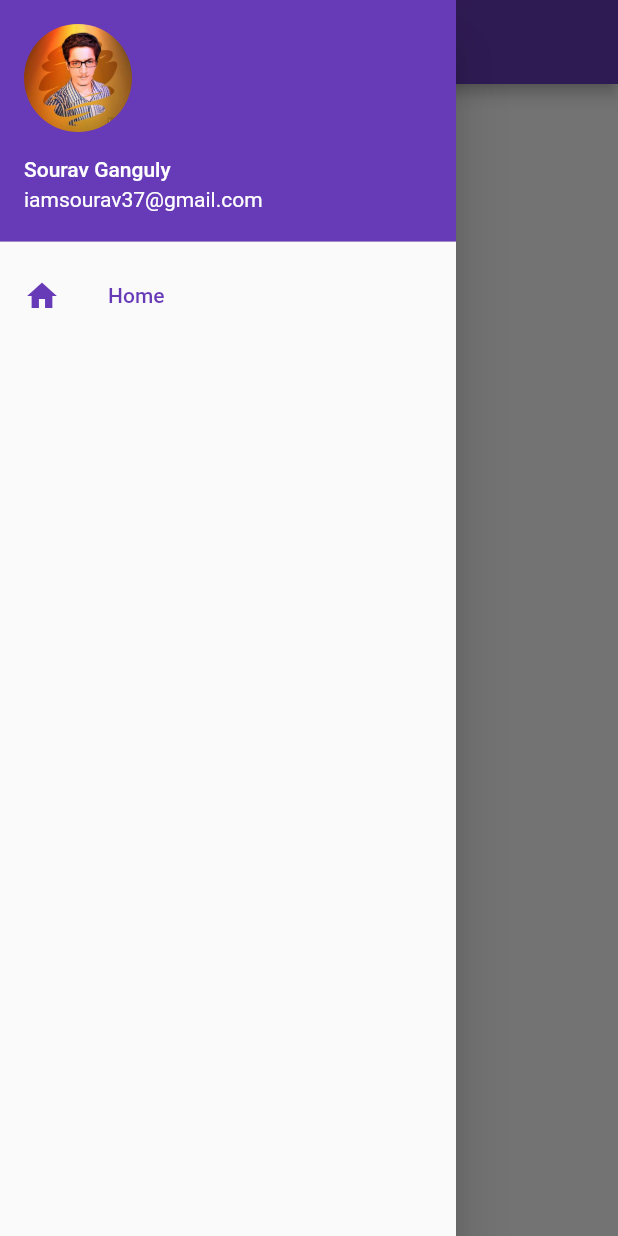
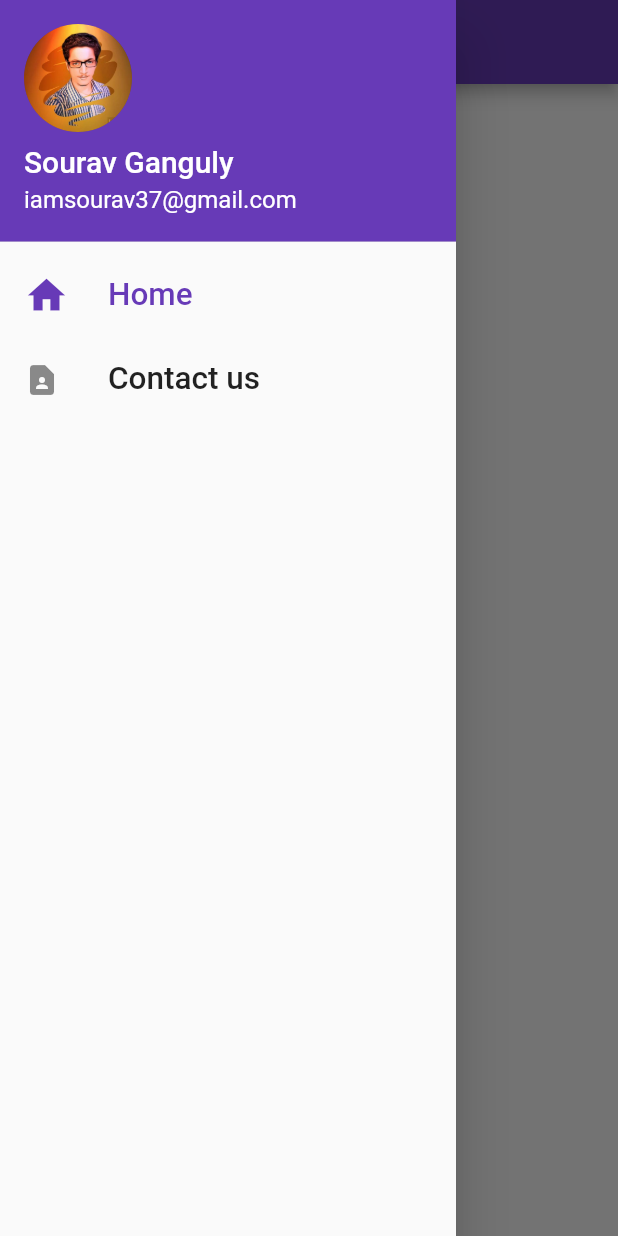
Before and after one commit to iamsourav37/practice_flutter_widgets, a Flutter app: the screen it shows after launch, with the side drawer open, on a phone screen of 412 x 824 dp. Run offline on Flutter 3.47's test engine with Material 2 defaults, Android fonts, the phone set to English and light mode, and no system bars.

Commit message:
contact us ui

```diff
--- /dev/null
+++ b/lib/constants.dart
@@ -0,0 +1,8 @@
+import 'package:flutter/material.dart';
+
+const kNameStyle = TextStyle(fontSize: 20.0);
+const kEmailStyle = TextStyle(fontSize: 16.0);
+
+const kListTileTitleStyle = TextStyle(
+  fontSize: 21.0,
+);
--- a/lib/screens/HomeScreen.dart
+++ b/lib/screens/HomeScreen.dart
@@ -1,4 +1,7 @@
 import 'package:flutter/material.dart';
+
+import '../constants.dart';
+import 'ContactUs.dart';
 
 class HomeScreen extends StatefulWidget {
   const HomeScreen({Key? key}) : super(key: key);
@@ -21,19 +24,43 @@ class _HomeScreenState extends State<HomeScreen> {
             children: [
               UserAccountsDrawerHeader(
                 currentAccountPicture: CircleAvatar(
-                  backgroundColor: Theme.of(context).primaryColor,
                   backgroundImage: AssetImage("assets/images/my_img.jpg"),
                 ),
-                accountName: Text("Sourav Ganguly"),
-                accountEmail: Text("iamsourav37@gmail.com"),
+                accountName: Text(
+                  "Sourav Ganguly",
+                  style: kNameStyle,
+                ),
+                accountEmail: Text(
+                  "iamsourav37@gmail.com",
+                  style: kEmailStyle,
+                ),
               ),
-              // Divider(),
               ListTile(
                 selected: true,
-                leading: Icon(Icons.home),
-                title: Text("Home"),
+                leading: Icon(
+                  Icons.home,
+                  size: 30.0,
+                ),
+                title: Text(
+                  "Home",
+                  style: kListTileTitleStyle,
+                ),
                 onTap: () {},
               ),
+              ListTile(
+                leading: Icon(Icons.contact_page),
+                title: Text(
+                  "Contact us",
+                  style: kListTileTitleStyle,
+                ),
+                onTap: () {
+                  Navigator.of(context).push(
+                    MaterialPageRoute(
+                      builder: (context) => ContactusScreen(),
+                    ),
+                  );
+                },
+              )
             ],
           ),
         ),
```
Also changed, not shown: lib/screens/ContactUs.dart (added, +217 -0 lines), assets/images/contactus2.png (added).
